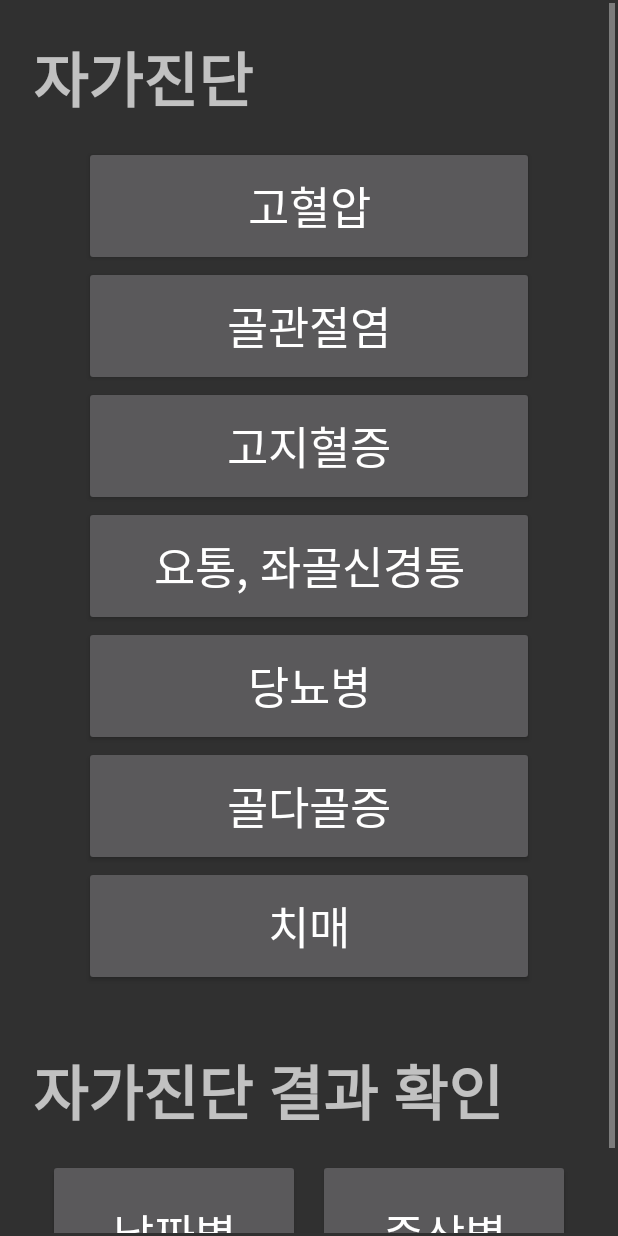
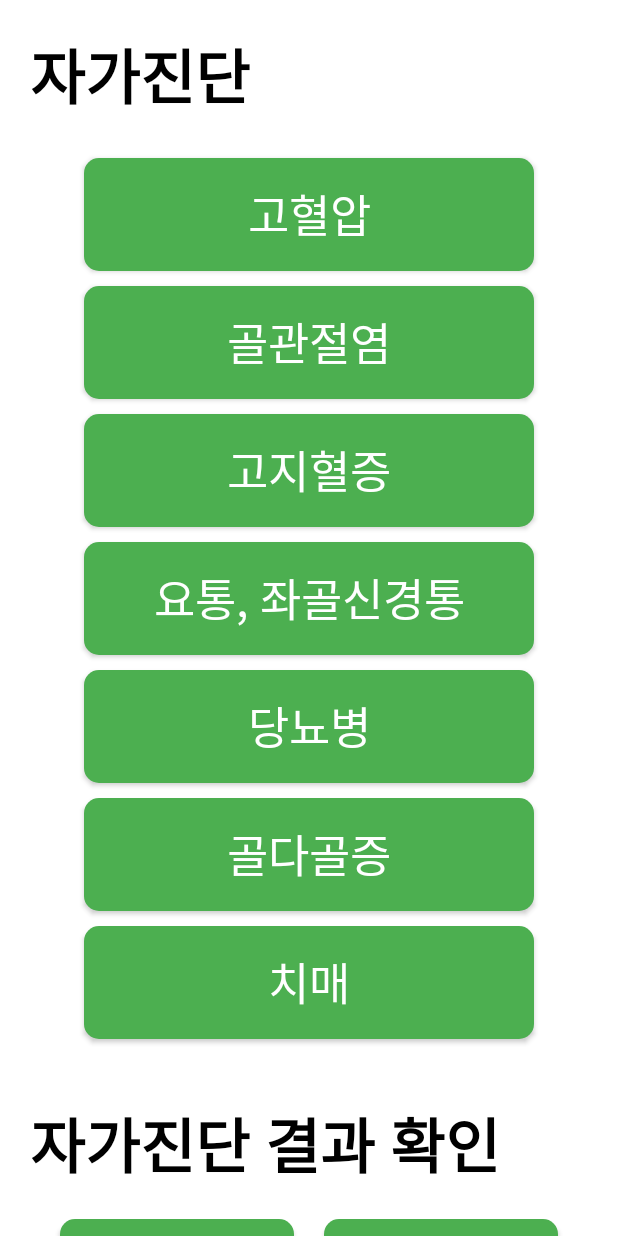
Before and after one commit to Godeok/ChanNuLi, an Android app: the SelfMainActivity screen opened directly, with no data from a screen before it, on a phone screen of 412 x 824 dp. Run offline under Robolectric (Android 15) with nearby library versions, the phone set to English and light mode, and no system bars.

Commit message:
[UPGRADE] self_main 레이아웃 수정 버튼 색, 배경 색, 글자 색 스크롤뷰 밑에 잘리는 부분 임시 수정(투명 버튼)

```diff
--- /dev/null
+++ b/app/src/main/res/drawable-v24/btn_self_main.xml
@@ -0,0 +1,11 @@
+<?xml version="1.0" encoding="utf-8"?>
+<shape xmlns:android="http://schemas.android.com/apk/res/android"
+    android:padding="0dp"
+    android:shape="rectangle" >
+    <solid android:color="#4CAF50" />
+    <corners
+        android:bottomLeftRadius="10dp"
+        android:bottomRightRadius="10dp"
+        android:topLeftRadius="10dp"
+        android:topRightRadius="10dp" />
+</shape>
--- a/app/src/main/res/layout/activity_self_main.xml
+++ b/app/src/main/res/layout/activity_self_main.xml
@@ -2,12 +2,11 @@
 
 <ScrollView
     xmlns:android="http://schemas.android.com/apk/res/android"
-    xmlns:app="http://schemas.android.com/apk/res-auto"
     xmlns:tools="http://schemas.android.com/tools"
     android:id="@+id/ScrollView1"
     android:layout_width="match_parent"
     android:layout_height="match_parent"
-    android:layout_margin="2dp">
+    android:background="#FFFFFF">
 
     <LinearLayout
         android:layout_width="match_parent"
@@ -21,62 +20,76 @@
             android:layout_height="wrap_content"
             android:textSize="40dp"
             android:textStyle="bold"
-            android:layout_marginBottom="15dp"
+            android:layout_marginBottom="25dp"
+            android:textColor="#000000"
             android:text="자가진단"/>
 
         <Button
             android:id="@+id/btn_01"
             android:layout_width="300dp"
-            android:layout_height="80dp"
+            android:layout_height="75dp"
             android:layout_gravity="center"
+            android:layout_marginBottom="10dp"
+            android:background="@drawable/btn_self_main"
             android:textSize="30dp"
             android:text="고혈압"/>
 
         <Button
             android:id="@+id/btn_02"
             android:layout_width="300dp"
-            android:layout_height="80dp"
+            android:layout_height="75dp"
             android:layout_gravity="center"
+            android:layout_marginBottom="10dp"
+            android:background="@drawable/btn_self_main"
             android:textSize="30dp"
             android:text="골관절염"/>
 
         <Button
             android:id="@+id/btn_03"
             android:layout_width="300dp"
-            android:layout_height="80dp"
+            android:layout_height="75dp"
             android:layout_gravity="center"
+            android:layout_marginBottom="10dp"
+            android:background="@drawable/btn_self_main"
             android:textSize="30dp"
             android:text="고지혈증"/>
 
         <Button
             android:id="@+id/btn_04"
             android:layout_width="300dp"
-            android:layout_height="80dp"
+            android:layout_height="75dp"
             android:layout_gravity="center"
+            android:layout_marginBottom="10dp"
+            android:background="@drawable/btn_self_main"
             android:textSize="30dp"
             android:text="요통, 좌골신경통"/>
 
         <Button
             android:id="@+id/btn_05"
             android:layout_width="300dp"
-            android:layout_height="80dp"
+            android:layout_height="75dp"
             android:layout_gravity="center"
+            android:layout_marginBottom="10dp"
+            android:background="@drawable/btn_self_main"
             android:textSize="30dp"
             android:text="당뇨병"/>
 
         <Button
             android:id="@+id/btn_06"
             android:layout_width="300dp"
-            android:layout_height="80dp"
+            android:layout_height="75dp"
             android:layout_gravity="center"
+            android:layout_marginBottom="10dp"
+            android:background="@drawable/btn_self_main"
             android:textSize="30dp"
             android:text="골다골증"/>
 
         <Button
             android:id="@+id/btn_07"
             android:layout_width="300dp"
-            android:layout_height="80dp"
+            android:layout_height="75dp"
             android:layout_gravity="center"
+            android:background="@drawable/btn_self_main"
             android:layout_marginBottom="40dp"
             android:text="치매"
             android:textSize="30dp" />
@@ -86,7 +99,7 @@
             android:layout_height="wrap_content"
             android:textSize="40dp"
             android:textStyle="bold"
-            android:layout_marginBottom="5dp"
+            android:textColor="#000000"
             android:text="자가진단 결과 확인"/>
 
         <LinearLayout
@@ -99,21 +112,27 @@
             <Button
                 android:id="@+id/btn_chkDate"
                 android:layout_width="wrap_content"
-                android:layout_height="100dp"
-                android:layout_marginRight="6dp"
+                android:layout_height="90dp"
+                android:layout_margin="10dp"
                 android:layout_weight="1"
+                android:background="@drawable/btn_self_main"
                 android:text="날짜별"
                 android:textSize="30dp" />
 
             <Button
                 android:id="@+id/btn_chkSymptom"
                 android:layout_width="wrap_content"
-                android:layout_height="100dp"
-                android:layout_marginLeft="6dp"
+                android:layout_height="90dp"
+                android:layout_margin="10dp"
                 android:layout_weight="1"
+                android:background="@drawable/btn_self_main"
                 android:text="증상별"
                 android:textSize="30dp" />
 
         </LinearLayout>
+        <Button
+            android:layout_width="wrap_content"
+            android:layout_height="50dp"
+            android:background="#00ff0000"/>
     </LinearLayout>
 </ScrollView>
```
